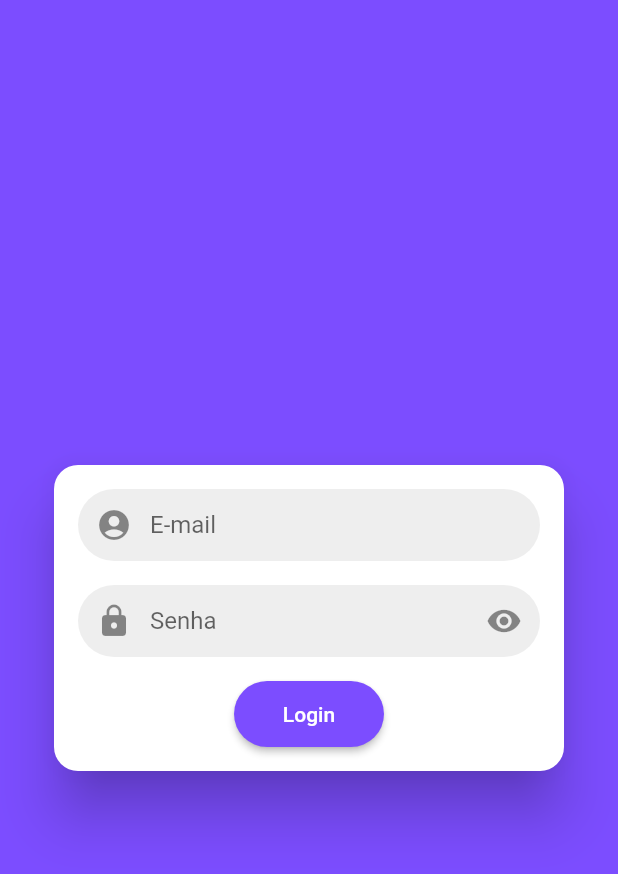
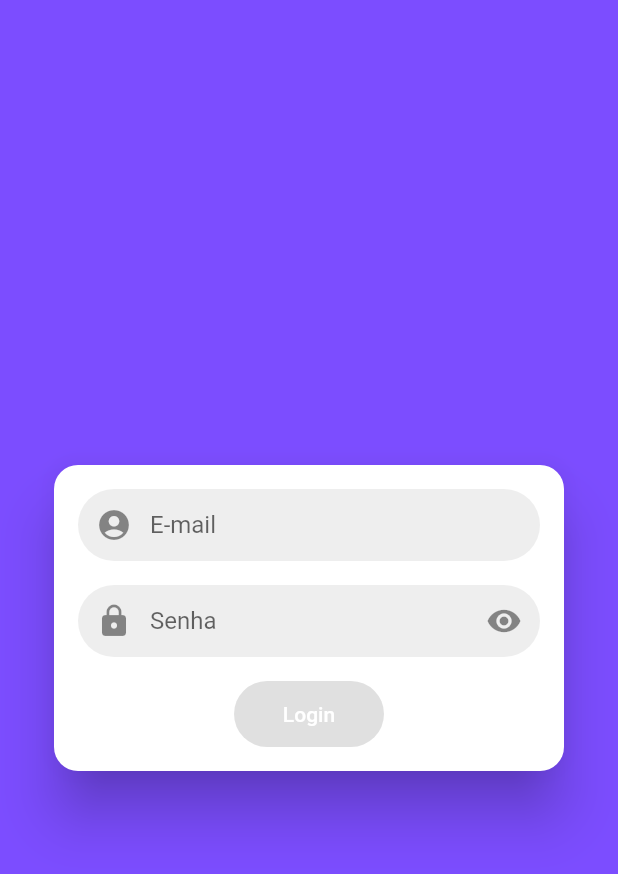
Before and after one commit to LucasTheisen31/Todo_Mobx, a Flutter app: the screen it shows after launch, on a phone screen of 412 x 824 dp. Shown: the top 874 px of the screen. Run offline on Flutter 3.47's test engine with Material 2 defaults, Android fonts, the phone set to English and light mode, and no system bars; our stand-ins replace flutter_mobx, mobx; generated files the repository leaves out were written again.

Commit message:
commit 3

```diff
--- a/lib/pages/login_page.dart
+++ b/lib/pages/login_page.dart
@@ -1,6 +1,6 @@
 import 'package:flutter/material.dart';
 import 'package:todo_mobx/stores/login_store.dart';
-
+import 'package:flutter_mobx/flutter_mobx.dart';
 import '../widgets/custom_text_field.dart';
 import '../widgets/custon_icon_button.dart';
 import 'list_page.dart';
@@ -11,7 +11,6 @@ class LoginPage extends StatefulWidget {
 }
 
 class _LoginPageState extends State<LoginPage> {
-
   //instancia a classe LoginStore para usar Mobx
   LoginStore loginStore = LoginStore();
 
@@ -29,8 +28,9 @@ class _LoginPageState extends State<LoginPage> {
             elevation: 16,
             child: Padding(
               padding: const EdgeInsets.all(16),
-                child:
-                    Column(mainAxisSize: MainAxisSize.min, children: <Widget>[
+              child: Column(
+                mainAxisSize: MainAxisSize.min,
+                children: <Widget>[
                   CustomTextField(
                     hint: 'E-mail',
                     prefix: Icon(Icons.account_circle),
@@ -45,7 +45,7 @@ class _LoginPageState extends State<LoginPage> {
                     hint: 'Senha',
                     prefix: Icon(Icons.lock),
                     obscure: true,
-                    onChanged:loginStore.setPassword,
+                    onChanged: loginStore.setPassword,
                     enabled: true,
                     suffix: CustomIconButton(
                       radius: 32,
@@ -56,7 +56,10 @@ class _LoginPageState extends State<LoginPage> {
                   const SizedBox(
                     height: 16,
                   ),
-                  SizedBox(
+                  //Observer widget que escuta observáveis e reconstrói automaticamente as alterações
+                  Observer(
+                    builder: (_) {
+                      return SizedBox(
                         height: 44,
                         width: 100,
                         child: ElevatedButton(
@@ -74,13 +77,22 @@ class _LoginPageState extends State<LoginPage> {
                             onSurface:
                                 Theme.of(context).primaryColor.withAlpha(100),
                           ),
-                        onPressed: () {
+                          //se login e senha forem validos, ativa o botao de login (vincula a funcao ao onPressed)
+                          onPressed: loginStore.ifFormValid
+                              ? () {
                                   Navigator.of(context).pushReplacement(
                                     MaterialPageRoute(
-                                  builder: (context) => ListPage()));
+                                        builder: (context) => ListPage()),
+                                  );
+                                }
+                              : null,
+                        ),
+                      );
                     },
-                      )),
-                ])),
+                  )
+                ],
+              ),
+            ),
           ),
         ),
       ),
```
Also changed, not shown: lib/stores/login_store.dart (+13 -1 lines), lib/stores/login_store.g.dart (added). Lines whose indentation alone changed are shown as unchanged.
